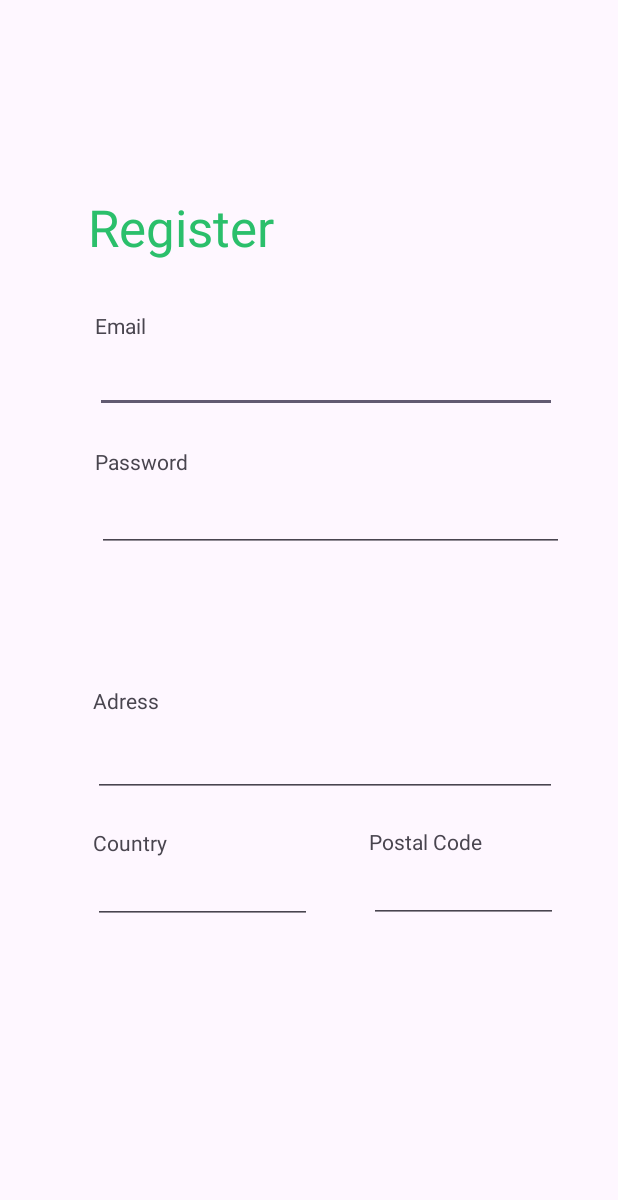
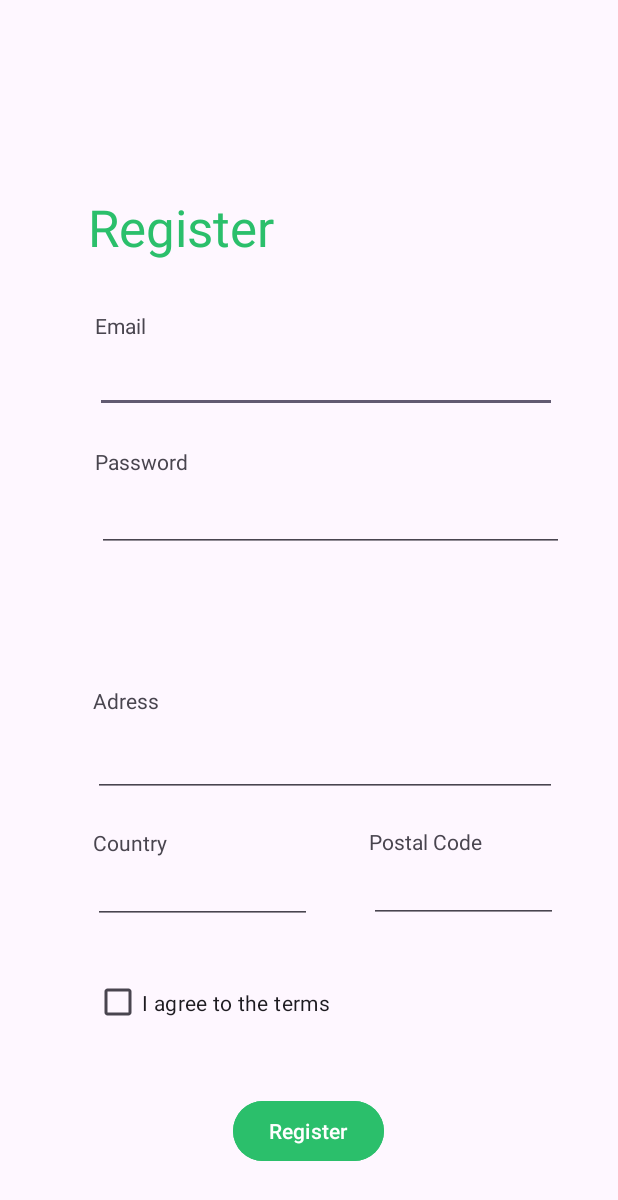
Before and after one commit to DarkPheonix29/AutoShop, an Android app: the Register_screen screen opened directly, with no data from a screen before it, on a phone screen of 412 x 824 dp. Shown: the top 1200 px of the screen. Run offline under Robolectric (Android 15) with nearby library versions, the phone set to English and light mode, and no system bars; Roboto replaces fonts that are not available here.

Commit message:
register update 2

```diff
--- a/app/src/main/res/layout/register_screen.xml
+++ b/app/src/main/res/layout/register_screen.xml
@@ -144,4 +144,30 @@
         app:layout_constraintStart_toStartOf="parent"
         app:layout_constraintTop_toTopOf="parent"
         app:layout_constraintVertical_bias="0.685" />
+
+    <CheckBox
+        android:id="@+id/checkBox"
+        android:layout_width="311dp"
+        android:layout_height="38dp"
+        android:text="I agree to the terms"
+        app:layout_constraintBottom_toBottomOf="parent"
+        app:layout_constraintEnd_toEndOf="parent"
+        app:layout_constraintHorizontal_bias="0.62"
+        app:layout_constraintStart_toStartOf="parent"
+        app:layout_constraintTop_toTopOf="parent"
+        app:layout_constraintVertical_bias="0.826" />
+
+    <Button
+        android:id="@+id/button"
+        android:layout_width="wrap_content"
+        android:layout_height="wrap_content"
+        android:backgroundTint="@color/green"
+        android:text="Register"
+        android:textColor="#FFFFFF"
+        app:layout_constraintBottom_toBottomOf="parent"
+        app:layout_constraintEnd_toEndOf="parent"
+        app:layout_constraintHorizontal_bias="0.498"
+        app:layout_constraintStart_toStartOf="parent"
+        app:layout_constraintTop_toTopOf="parent"
+        app:layout_constraintVertical_bias="0.941" />
 </androidx.constraintlayout.widget.ConstraintLayout>
```
